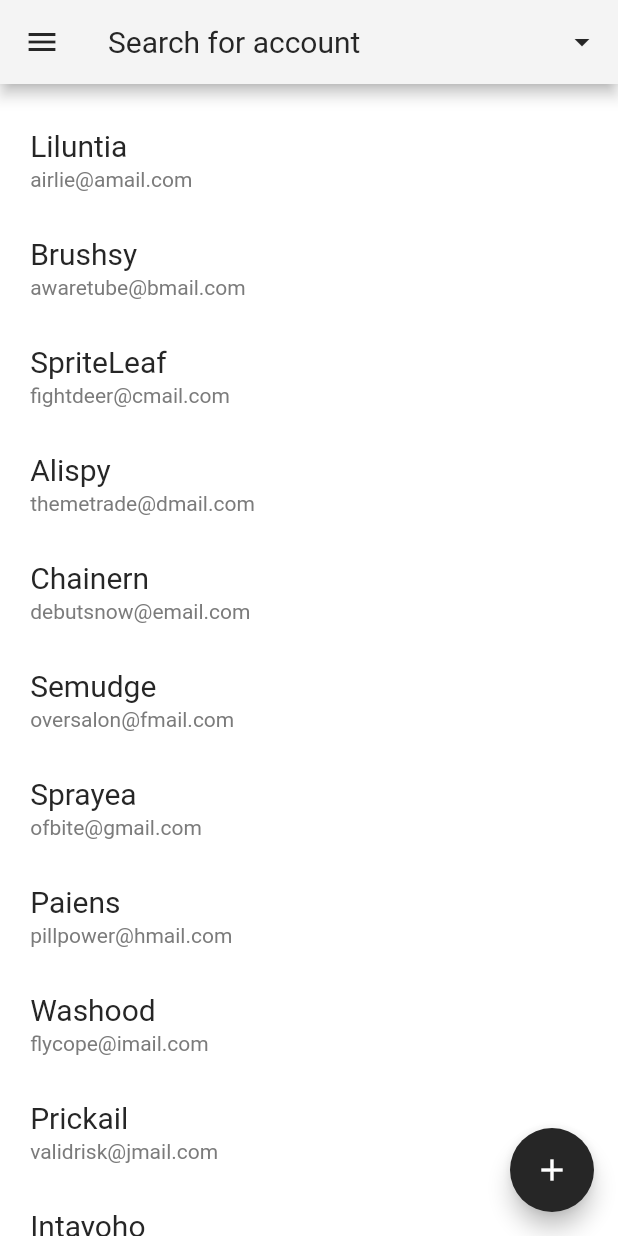
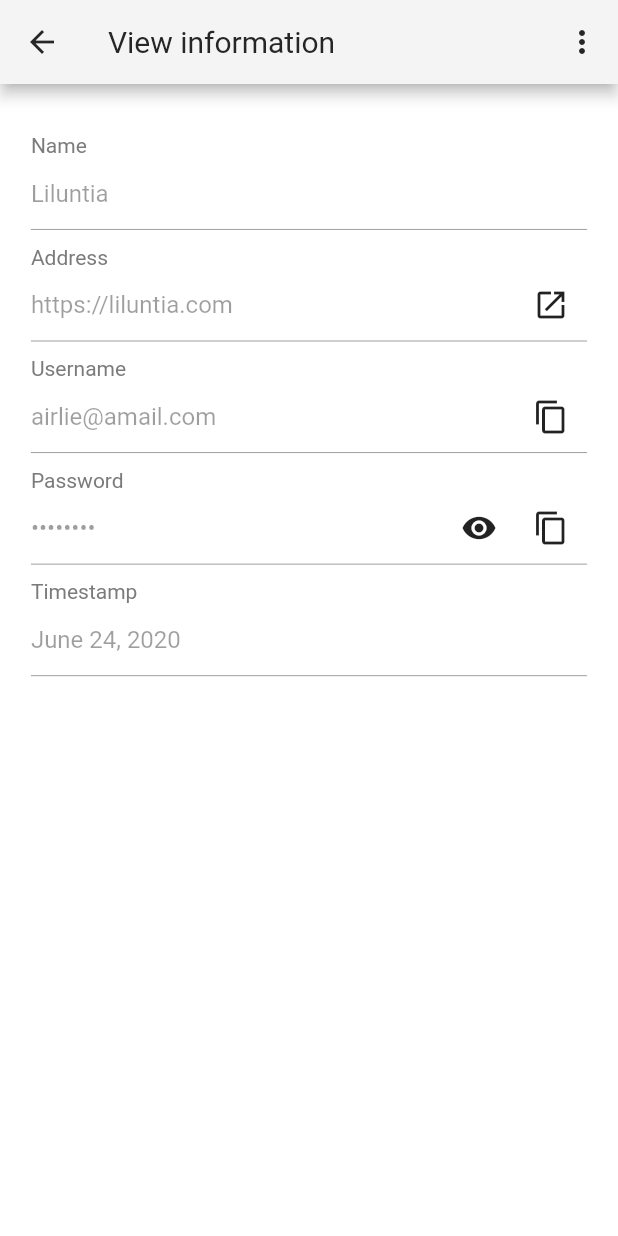
Before and after one commit to franthormel/sealpass, a Flutter app: the Home screen opened directly, after a tap on "Liluntia", on a phone screen of 412 x 824 dp. Run offline on Flutter 3.47's test engine with Material 2 defaults, Android fonts, the phone set to English and light mode, and no system bars.

Commit message:
Viewing and searching 🔎

```diff
--- a/lib/manager/padding.dart
+++ b/lib/manager/padding.dart
@@ -18,10 +18,9 @@ class PaddingManager {
     );
   }
 
-  ///Returns padding for [Home] screen
+  ///Returns padding for [Home] and [Search] screen
   static EdgeInsets home(Size size) {
     final horizontal = size.width * _kHomeHorizontal;
-
     return EdgeInsets.only(
       top: size.height * _kHomeVertical,
       left: horizontal,
@@ -29,10 +28,9 @@ class PaddingManager {
     );
   }
 
-  ///Returns padding for [CredentialAdd] screen
-  static EdgeInsets credentialAdd(Size size) {
+  ///Returns padding for [CredentialAdd] and [CredentialView] screen
+  static EdgeInsets credential(Size size) {
     final horizontal = size.width * _kCredentialAddHorizontal;
-
     return EdgeInsets.only(
       top: size.height * _kCredentialAddVertical,
       right: horizontal,
--- a/lib/models/credential.dart
+++ b/lib/models/credential.dart
@@ -1,3 +1,5 @@
+import 'package:intl/intl.dart';
+
 class Credential {
   final String name;
   final String address;
@@ -15,10 +17,35 @@ class Credential {
     this.time,
   });
 
+  ///Create an instance of [Credential] wherein the [time] property
+  ///
+  /// is set to [DateTime.now()]
   Credential.now({
     this.name,
     this.address,
     this.username,
     this.password,
   }) : time = DateTime.now();
+
+  ///Returns [true] if either [name] or [username] property contains
+  ///
+  /// the parameter [String]
+  bool searchContains(String text) {
+    //Make sure to normalize all strings involved by either
+    //using toLowerCase() or toUpperCase()
+    final search = text.toLowerCase();
+    return name.toLowerCase().contains(search) ||
+        username.toLowerCase().contains(search);
+  }
+
+  ///Returns formatted [DateTime] as 'M d, YYYY'
+  ///
+  /// Example:
+  ///
+  ///* January 1, 2001
+  ///* February 2, 2002
+  ///* March 3, 2003
+  String timeFormat() {
+    return DateFormat.yMMMMd().format(time);
+  }
 }
--- a/lib/models/data/credentials.dart
+++ b/lib/models/data/credentials.dart
@@ -1,6 +1,6 @@
 import '../credential.dart';
 
-List<Credential> sourceCredentials = [
+final List<Credential> sourceCredentials = [
   Credential(
     name: "Liluntia",
     address: "https://liluntia.com",
--- a/lib/models/enum/enums.dart
+++ b/lib/models/enum/enums.dart
@@ -2,3 +2,8 @@
   Alphabetical,
   Chronological,
 }
+
+enum ViewOptions {
+  Edit,
+  Delete,
+}
--- /dev/null
+++ b/lib/screens/credential_view.dart
@@ -0,0 +1,239 @@
+import 'package:flutter/material.dart';
+import 'package:flutter/services.dart';
+
+import '../manager/padding.dart';
+import '../models/credential.dart';
+
+class CredentialView extends StatefulWidget {
+  final Credential credential;
+
+  CredentialView(this.credential, {Key key}) : super(key: key);
+
+  @override
+  _CredentialViewState createState() => _CredentialViewState();
+}
+
+class _CredentialViewState extends State<CredentialView> {
+  final textName = TextEditingController();
+  final textAddress = TextEditingController();
+  final textUsername = TextEditingController();
+  final textPassword = TextEditingController();
+  final textTime = TextEditingController();
+
+  bool maskPassword = true;
+
+  @override
+  void initState() {
+    super.initState();
+
+    //Display credential details
+    textName.text = widget.credential.name;
+    textAddress.text = widget.credential.address;
+    textUsername.text = widget.credential.username;
+    textPassword.text = widget.credential.password;
+    textTime.text = widget.credential.timeFormat();
+  }
+
+  @override
+  Widget build(BuildContext context) {
+    final size = MediaQuery.of(context).size;
+    final padding = PaddingManager.credential(size);
+
+    return Scaffold(
+      resizeToAvoidBottomInset: false,
+      appBar: AppBar(
+        title: Text("View information"),
+        actions: <Widget>[
+          IconButton(
+            icon: Icon(Icons.more_vert),
+            tooltip: "More options",
+            //TODO: Show popupmenu edit and delete
+            onPressed: () {
+            },
+          ),
+        ],
+      ),
+      body: Padding(
+        padding: padding,
+        child: Column(
+          children: <Widget>[
+            //Name
+            Column(
+              children: <Widget>[
+                Align(
+                  alignment: Alignment.centerLeft,
+                  child: Text("Name"),
+                ),
+                TextField(
+                  controller: textName,
+                  enabled: false,
+                ),
+              ],
+            ),
+            Flexible(
+              child: FractionallySizedBox(
+                heightFactor: .1,
+              ),
+            ),
+            //Address
+            Column(
+              children: <Widget>[
+                Align(
+                  alignment: Alignment.centerLeft,
+                  child: Text("Address"),
+                ),
+                Stack(
+                  children: <Widget>[
+                    TextField(
+                      controller: textAddress,
+                      enabled: false,
+                    ),
+                    Align(
+                      alignment: Alignment.centerRight,
+                      child: IconButton(
+                        tooltip: "Open",
+                        icon: Icon(Icons.open_in_new),
+                        onPressed: () {
+                          //TODO: Launch this address to browser
+                        },
+                      ),
+                    ),
+                  ],
+                ),
+              ],
+            ),
+            Flexible(
+              child: FractionallySizedBox(
+                heightFactor: .1,
+              ),
+            ),
+            //Username
+            Column(
+              children: <Widget>[
+                Align(
+                  alignment: Alignment.centerLeft,
+                  child: Text("Username"),
+                ),
+                Stack(
+                  children: <Widget>[
+                    TextField(
+                      controller: textUsername,
+                      enabled: false,
+                    ),
+                    Align(
+                      alignment: Alignment.centerRight,
+                      child: IconButton(
+                        tooltip: "Copy username",
+                        icon: Icon(Icons.copy),
+                        onPressed: () {
+                          Clipboard.setData(ClipboardData(
+                            text: textUsername.text,
+                          ));
+
+                          final messenger = ScaffoldMessenger.of(context);
+
+                          messenger.showSnackBar(
+                            SnackBar(
+                              content: Text("Copied username to clipboard!"),
+                              action: SnackBarAction(
+                                label: "DISMISS",
+                                onPressed: () {
+                                  messenger.hideCurrentSnackBar();
+                                },
+                              ),
+                            ),
+                          );
+                        },
+                      ),
+                    ),
+                  ],
+                ),
+              ],
+            ),
+            Flexible(
+              child: FractionallySizedBox(
+                heightFactor: .1,
+              ),
+            ),
+            //Password
+            Column(
+              children: <Widget>[
+                Align(
+                  alignment: Alignment.centerLeft,
+                  child: Text("Password"),
+                ),
+                Stack(
+                  children: <Widget>[
+                    TextField(
+                      controller: textPassword,
+                      obscureText: maskPassword,
+                      enabled: false,
+                    ),
+                    Row(
+                      mainAxisAlignment: MainAxisAlignment.end,
+                      children: [
+                        IconButton(
+                          tooltip:
+                              maskPassword ? "Show password" : "Hide password",
+                          icon: maskPassword
+                              ? Icon(Icons.visibility)
+                              : Icon(Icons.visibility_off),
+                          onPressed: () {
+                            setState(() {
+                              maskPassword = !maskPassword;
+                            });
+                          },
+                        ),
+                        IconButton(
+                          tooltip: "Copy password",
+                          icon: Icon(Icons.copy),
+                          onPressed: () {
+                            Clipboard.setData(ClipboardData(
+                              text: textPassword.text,
+                            ));
+
+                            final messenger = ScaffoldMessenger.of(context);
+
+                            messenger.showSnackBar(
+                              SnackBar(
+                                content: Text("Copied password to clipboard!"),
+                                action: SnackBarAction(
+                                  label: "DISMISS",
+                                  onPressed: () {
+                                    messenger.hideCurrentSnackBar();
+                                  },
+                                ),
+                              ),
+                            );
+                          },
+                        ),
+                      ],
+                    ),
+                  ],
+                ),
+              ],
+            ),
+            Flexible(
+              child: FractionallySizedBox(
+                heightFactor: .1,
+              ),
+            ),
+            //Timestamp
+            Column(
+              children: <Widget>[
+                Align(
+                  alignment: Alignment.centerLeft,
+                  child: Text("Timestamp"),
+                ),
+                TextFormField(
+                  controller: textTime,
+                  enabled: false,
+                ),
+              ],
+            ),
+          ],
+        ),
+      ),
+    );
+  }
+}
--- a/lib/screens/home.dart
+++ b/lib/screens/home.dart
@@ -5,10 +5,12 @@ import '../models/credential.dart';
 import '../models/data/credentials.dart';
 import '../models/enum/enums.dart';
 import '../screens/credential_add.dart';
+import 'credential_view.dart';
 import 'search.dart';
 
 class Home extends StatefulWidget {
-  //Usually you get this from a server so we'll use this models.data as our example
+  //Usually you get this from a server so we'll use this as our example
+  List<Credential> credentialsSource = sourceCredentials;
 
   Home({Key key}) : super(key: key);
 
@@ -17,10 +19,21 @@ class Home extends StatefulWidget {
 }
 
 class _HomeState extends State<Home> {
-  final credentials = sourceCredentials;
   final keyRefresh = GlobalKey<RefreshIndicatorState>();
 
+  List<Credential> credentials;
   SortType sorting;
+
+  @override
+  void initState() {
+    super.initState();
+    resetSource();
+  }
+
+  ///Sets [List<Credential>] from original source
+  void resetSource() {
+    credentials = widget.credentialsSource;
+  }
 
   ///Sort [List<Credential>] depending on [SortType]
   void sortCredentials() {
@@ -40,12 +53,36 @@ class _HomeState extends State<Home> {
       ),
     );
 
+    //This is where you usually add the new credential to a database or server
+    //1. We add it to the 'source'
+    //2. We set our local copy from the source
+    //3. Sort our local copy if possible
+    //4. Display a SnackBar
+    //5. Refresh ListView
+
+    //TODO: Transition to Provider state management
     if (credential != null) {
       credentials.add(credential);
+
+      resetSource();
 
       if (sorting != null) {
         sortCredentials();
       }
+
+      final messenger = ScaffoldMessenger.of(context);
+
+      messenger.showSnackBar(
+        SnackBar(
+          content: Text("Account created!"),
+          action: SnackBarAction(
+            label: 'OK',
+            onPressed: () {
+              messenger.hideCurrentSnackBar();
+            },
+          ),
+        ),
+      );
 
       keyRefresh.currentState.show();
     }
@@ -70,12 +107,12 @@ class _HomeState extends State<Home> {
           tooltip: "Menu",
         ),
         title: GestureDetector(
-          child: Text("Search for account"),
+          child: Text("Search for your account"),
           onTap: () {
             Navigator.push(
               context,
               MaterialPageRoute(
-                builder: (context) => Search(),
+                builder: (context) => Search(widget.credentialsSource),
               ),
             );
           },
@@ -116,9 +153,9 @@ class _HomeState extends State<Home> {
         ],
       ),
       //TODO: Add FAB animation to add screen
-      //TODO: Add method for add screen
       floatingActionButton: FloatingActionButton(
         child: Icon(Icons.add),
+        tooltip: "Add account",
         onPressed: () {
           addCredential(context);
         },
@@ -130,35 +167,28 @@ class _HomeState extends State<Home> {
           key: keyRefresh,
           onRefresh: () {
             setState(() {});
-            return Future.delayed(const Duration(seconds: 1)).then((value) {
-              final messenger = ScaffoldMessenger.of(context);
-
-              messenger.showSnackBar(
-                (SnackBar(
-                  content: Text("Account created!"),
-                  action: SnackBarAction(
-                    label: 'OK',
-                    onPressed: () {
-                      messenger.hideCurrentSnackBar();
-                    },
-                  ),
-                )),
-              );
-            });
+            return Future.delayed(const Duration(seconds: 1))
+                .then((value) => null);
           },
           child: ListView.builder(
             itemBuilder: (context, index) {
-              final c = credentials[index];
+              final account = credentials[index];
 
-              //TODO: Add method for viewing credential details
               return ListTile(
-                onTap: () {},
+                onTap: () {
+                  Navigator.push(
+                    context,
+                    MaterialPageRoute(
+                      builder: (context) => CredentialView(account),
+                    ),
+                  );
+                },
                 title: Text(
-                  c.name,
+                  account.name,
                   style: styleTitle,
                 ),
                 subtitle: Text(
-                  c.username,
+                  account.username,
                   style: styleSubtitle,
                 ),
               );
--- a/pubspec.yaml
+++ b/pubspec.yaml
@@ -23,6 +23,8 @@ environment:
 dependencies:
   flutter:
     sdk: flutter
+  animations:
+  intl:
 
 
   # The following adds the Cupertino Icons font to your application.
```
Also changed, not shown: lib/screens/credential_add.dart (+19 -26 lines), lib/screens/search.dart (+105 -3 lines), lib/screens/security.dart (+11 -7 lines), lib/theme.dart (+10 -6 lines), pubspec.lock.
